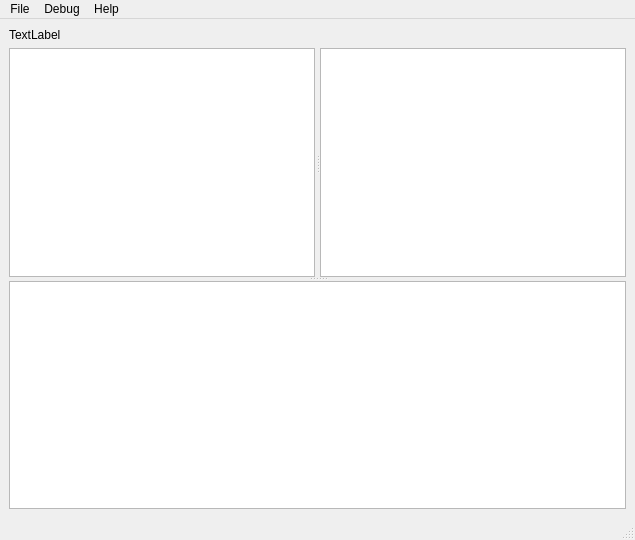
Above: mainwindow.ui from Mervish/bna-manager before the change. Below: the same form after it.
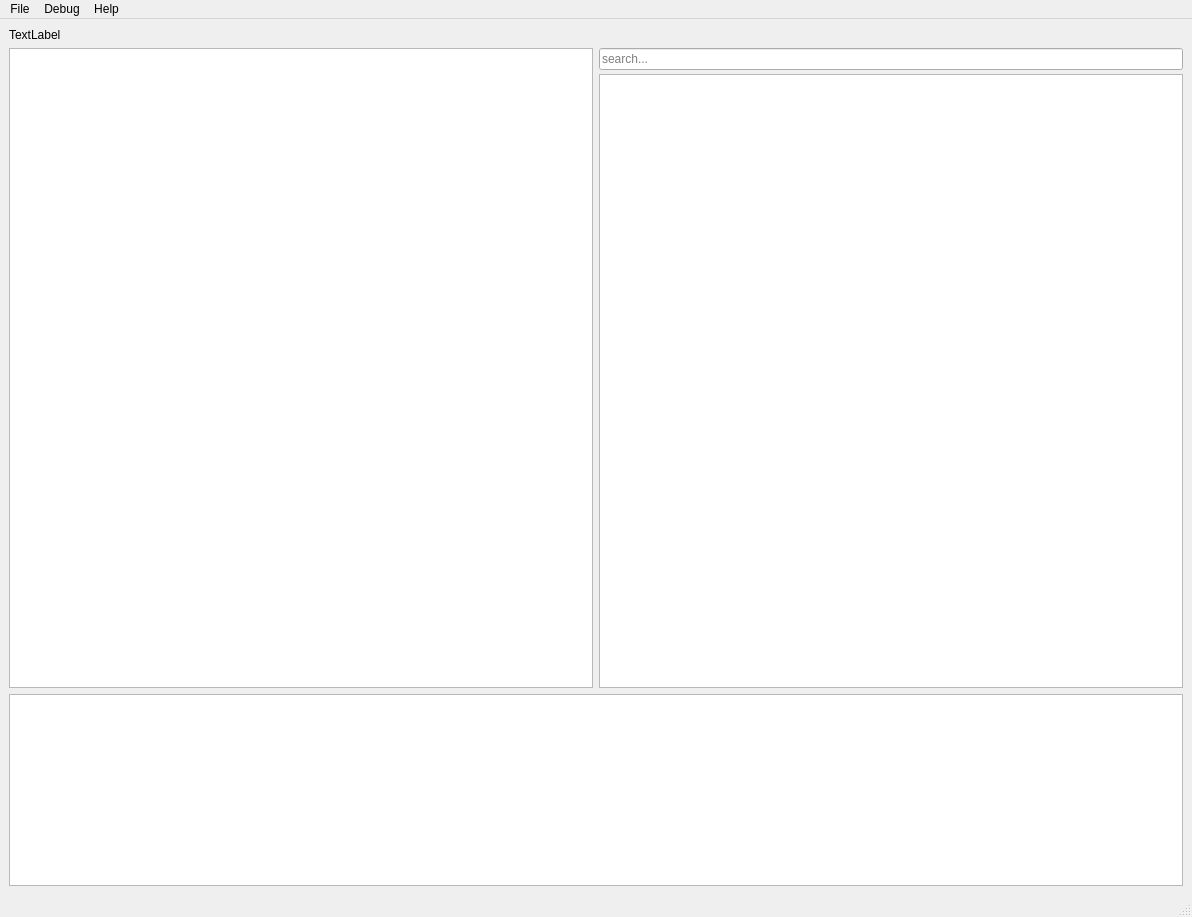
That is the form after the change. Icons and pictures are not drawn. Custom widgets are drawn as their Qt base class.

```diff
--- a/mainwindow.ui
+++ b/mainwindow.ui
@@ -6,15 +6,15 @@
    <rect>
     <x>0</x>
     <y>0</y>
-    <width>635</width>
-    <height>540</height>
+    <width>1192</width>
+    <height>917</height>
    </rect>
   </property>
   <property name="windowTitle">
    <string>BNA tool</string>
   </property>
   <widget class="QWidget" name="centralwidget">
-   <layout class="QVBoxLayout" name="verticalLayout">
+   <layout class="QVBoxLayout" name="verticalLayout_3">
     <item>
      <widget class="QLabel" name="FileLabel">
       <property name="text">
@@ -23,23 +23,10 @@
      </widget>
     </item>
     <item>
-     <widget class="QSplitter" name="splitter_2">
-      <property name="orientation">
-       <enum>Qt::Vertical</enum>
-      </property>
-      <property name="childrenCollapsible">
-       <bool>false</bool>
-      </property>
-      <widget class="QSplitter" name="splitter">
-       <property name="orientation">
-        <enum>Qt::Horizontal</enum>
-       </property>
-       <property name="handleWidth">
-        <number>5</number>
-       </property>
-       <property name="childrenCollapsible">
-        <bool>false</bool>
-       </property>
+     <layout class="QVBoxLayout" name="verticalLayout_2">
+      <item>
+       <layout class="QHBoxLayout" name="horizontalLayout">
+        <item>
        <widget class="QTreeView" name="folderTreeView">
         <property name="sizePolicy">
          <sizepolicy hsizetype="Expanding" vsizetype="Expanding">
@@ -51,6 +38,23 @@
          <bool>false</bool>
         </attribute>
        </widget>
+        </item>
+        <item>
+         <layout class="QVBoxLayout" name="verticalLayout">
+          <property name="spacing">
+           <number>4</number>
+          </property>
+          <item>
+           <widget class="QLineEdit" name="searchbox">
+            <property name="text">
+             <string/>
+            </property>
+            <property name="placeholderText">
+             <string>search...</string>
+            </property>
+           </widget>
+          </item>
+          <item>
        <widget class="FileTableView" name="fileTableView">
         <property name="sizePolicy">
          <sizepolicy hsizetype="Minimum" vsizetype="Expanding">
@@ -70,11 +74,19 @@
         <property name="selectionBehavior">
          <enum>QAbstractItemView::SelectRows</enum>
         </property>
+            <property name="sortingEnabled">
+             <bool>true</bool>
+            </property>
         <attribute name="verticalHeaderVisible">
          <bool>false</bool>
         </attribute>
        </widget>
-      </widget>
+          </item>
+         </layout>
+        </item>
+       </layout>
+      </item>
+      <item>
       <widget class="QPlainTextEdit" name="consoleView">
        <property name="sizePolicy">
         <sizepolicy hsizetype="Expanding" vsizetype="Maximum">
@@ -83,7 +95,8 @@
         </sizepolicy>
        </property>
       </widget>
-     </widget>
+      </item>
+     </layout>
     </item>
    </layout>
   </widget>
@@ -92,8 +105,8 @@
     <rect>
      <x>0</x>
      <y>0</y>
-     <width>635</width>
-     <height>22</height>
+     <width>1192</width>
+     <height>25</height>
     </rect>
    </property>
    <widget class="QMenu" name="menuFile">
```
Left out of the diff: 3 changed lines with no effect on the pictures. Lines whose indentation alone changed are shown as unchanged.
